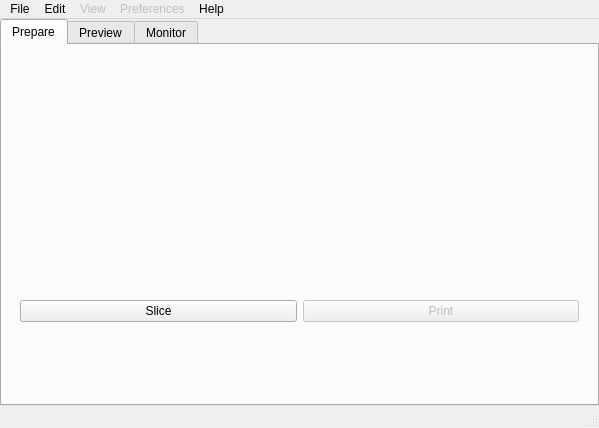
Old version of the form gui/mainwindow/mainwindow.ui in the repository gbeck139/octopus.
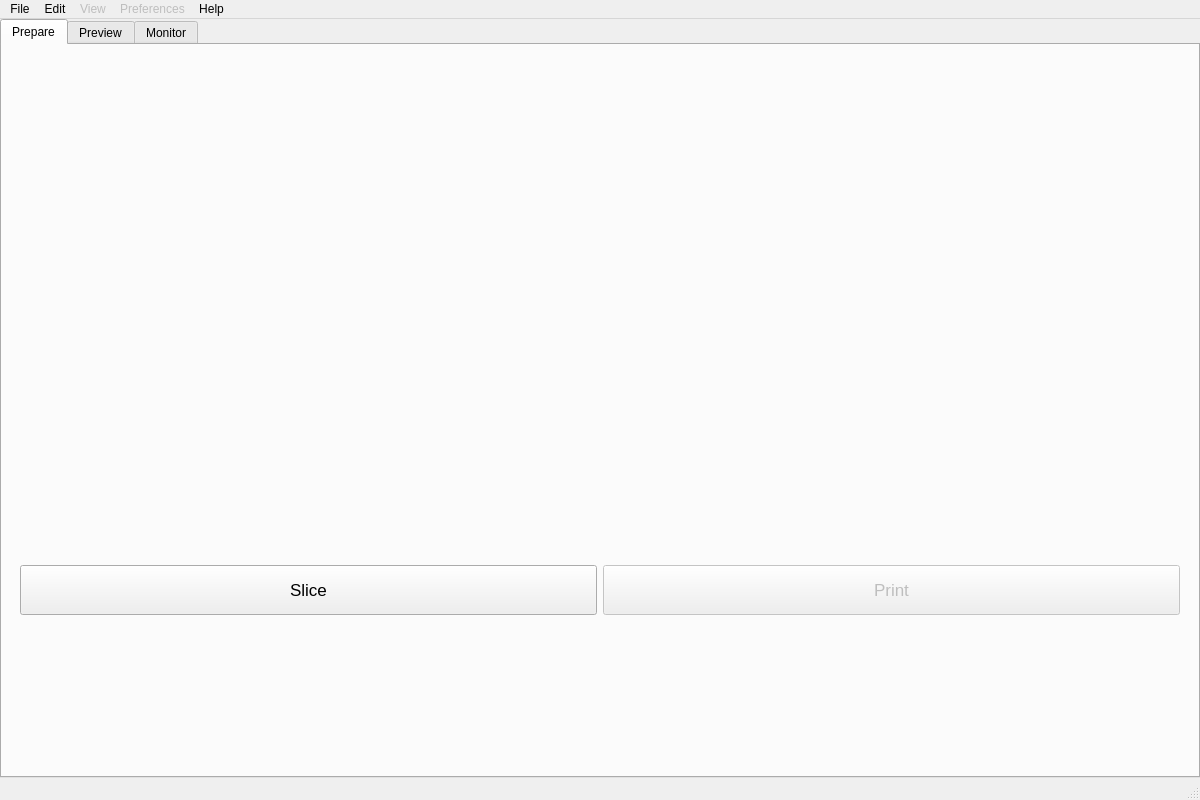
New version of the form. Custom widgets are drawn as their Qt base class.

Commit message: [GUI] Fixing sizes for better visibility

Diff of the .ui file:
```diff
--- a/gui/mainwindow/mainwindow.ui
+++ b/gui/mainwindow/mainwindow.ui
@@ -6,10 +6,16 @@
    <rect>
     <x>0</x>
     <y>0</y>
-    <width>599</width>
-    <height>428</height>
+    <width>1200</width>
+    <height>800</height>
    </rect>
   </property>
+  <property name="minimumSize">
+   <size>
+    <width>1200</width>
+    <height>800</height>
+   </size>
+  </property>
   <property name="windowTitle">
    <string>MainWindow</string>
   </property>
@@ -48,6 +54,17 @@
           <layout class="QHBoxLayout" name="horizontalLayout_2">
            <item>
             <widget class="QPushButton" name="sliceButton">
+             <property name="minimumSize">
+              <size>
+               <width>0</width>
+               <height>50</height>
+              </size>
+             </property>
+             <property name="font">
+              <font>
+               <pointsize>13</pointsize>
+              </font>
+             </property>
              <property name="text">
               <string>Slice</string>
              </property>
@@ -58,6 +75,17 @@
              <property name="enabled">
               <bool>false</bool>
              </property>
+             <property name="minimumSize">
+              <size>
+               <width>0</width>
+               <height>50</height>
+              </size>
+             </property>
+             <property name="font">
+              <font>
+               <pointsize>13</pointsize>
+              </font>
+             </property>
              <property name="text">
               <string>Print</string>
              </property>
@@ -87,7 +115,7 @@
     <rect>
      <x>0</x>
      <y>0</y>
-     <width>599</width>
+     <width>1200</width>
      <height>22</height>
     </rect>
    </property>
```
The commit also changes 6 other files.
